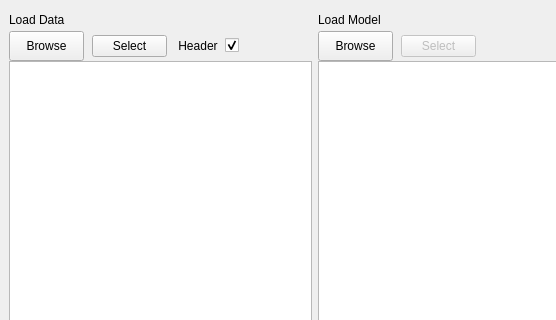
Above: QSAR-UI/mainwindow1.ui from sheMnapion/AI-QSAR before the change; both pictures show x 0 to 556 and y 0 to 320 of the 952 by 559 pixel window. Below: the same form after it.
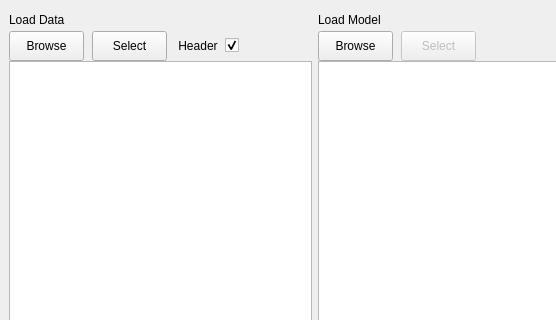
That is the form after the change.

Diff of the .ui file:
```diff
--- a/QSAR-UI/mainwindow1.ui
+++ b/QSAR-UI/mainwindow1.ui
@@ -124,7 +124,7 @@
               <property name="maximumSize">
                <size>
                 <width>75</width>
-                <height>16777215</height>
+                <height>30</height>
                </size>
               </property>
               <property name="text">
@@ -310,7 +310,7 @@
               <property name="maximumSize">
                <size>
                 <width>75</width>
-                <height>16777215</height>
+                <height>30</height>
                </size>
               </property>
               <property name="text">
```
